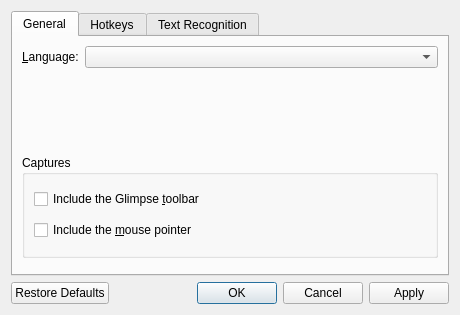
The window that src/settings/SettingsDialog.ui (ChickenSeller/glimpse) describes before a commit, drawn with Qt 5.
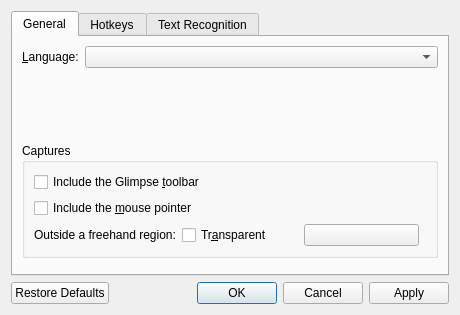
The same window after the commit. Custom widgets are drawn as their Qt base class.

Commit message:
Add freehand fill setting, checkerboard previews and Save and Copy Path
- Settings > General: what fills a freehand capture outside the outline,
  transparent (default) or a chosen color.
- Images with transparent pixels can only be saved as PNG.
- Transparent parts are shown over a checkerboard in the result window;
  the annotation editor gets a transparent canvas for such images, so it
  shows its checkerboard and keeps the transparency in its result.
- Result window: "Save and Copy Path" (Ctrl+Shift+S) saves, then copies
  the file's full path to the clipboard.
- zh_CN/ja translations.

What changed in the file:
```diff
--- a/src/settings/SettingsDialog.ui
+++ b/src/settings/SettingsDialog.ui
@@ -61,6 +61,44 @@
             </property>
            </widget>
           </item>
+          <item>
+           <layout class="QHBoxLayout" name="freehandFillLayout">
+            <item>
+             <widget class="QLabel" name="freehandFillLabel">
+              <property name="text">
+               <string>Outside a freehand region:</string>
+              </property>
+             </widget>
+            </item>
+            <item>
+             <widget class="QCheckBox" name="freehandTransparentCheck">
+              <property name="text">
+               <string>Tr&amp;ansparent</string>
+              </property>
+             </widget>
+            </item>
+            <item>
+             <widget class="QPushButton" name="freehandColorButton">
+              <property name="toolTip">
+               <string>Fill color outside the outline</string>
+              </property>
+              <property name="iconSize">
+               <size>
+                <width>32</width>
+                <height>14</height>
+               </size>
+              </property>
+             </widget>
+            </item>
+            <item>
+             <spacer name="freehandFillSpacer">
+              <property name="orientation">
+               <enum>Qt::Horizontal</enum>
+              </property>
+             </spacer>
+            </item>
+           </layout>
+          </item>
          </layout>
         </widget>
        </item>
```
The commit also changes 17 other files.
